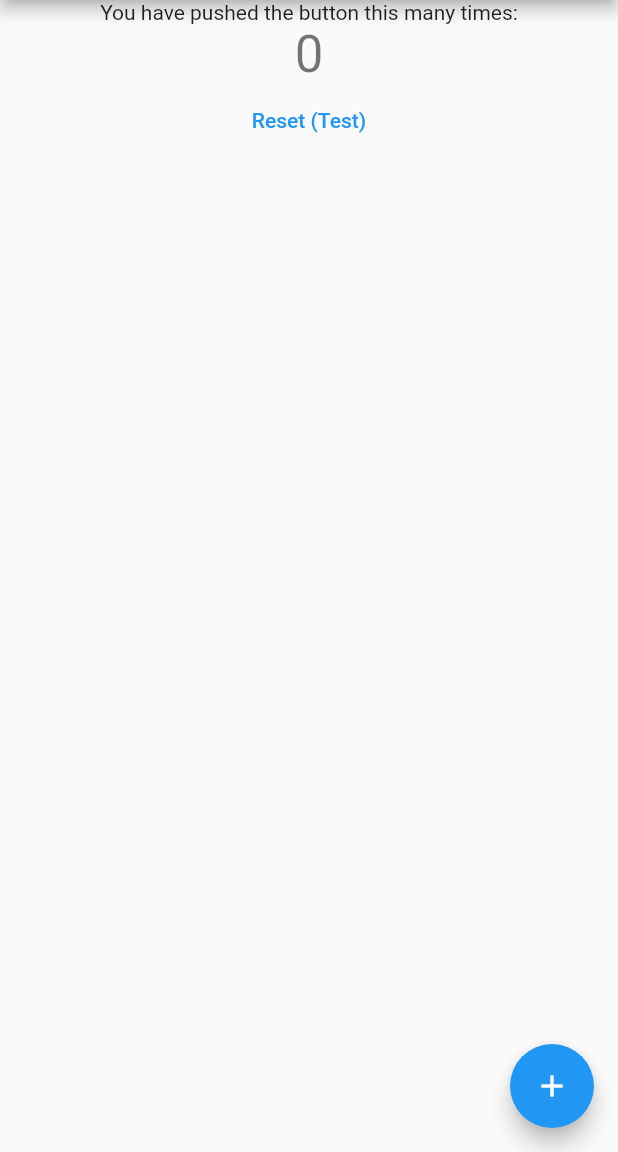
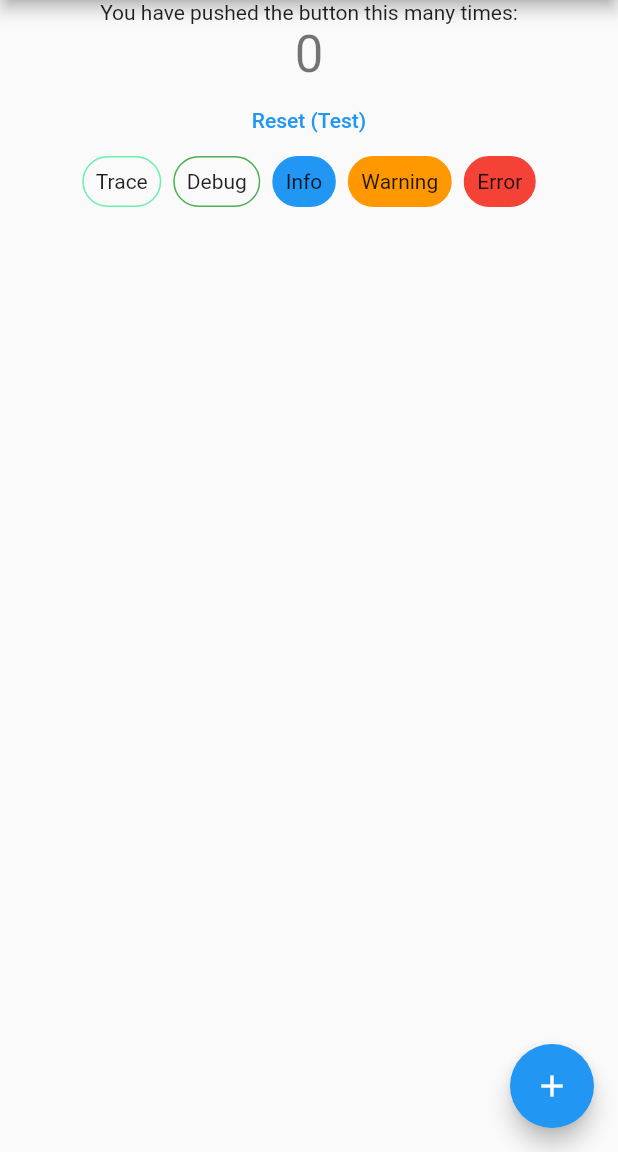
Before and after one commit to Marc-R2/com_flutter_client, a Flutter app: the screen it shows after launch, on a phone screen of 412 x 824 dp, the part 84-1236 px from its top. Run offline on Flutter 3.47's test engine with Material 2 defaults, Android fonts, the phone set to English and light mode, and no system bars; missing offline and left inert: com_client.

Commit message:
interactive_console.dart

```diff
--- a/example/lib/main.dart
+++ b/example/lib/main.dart
@@ -103,7 +103,7 @@ class _MyHomePageState extends State<MyHomePage> {
                 'Reset (Test)',
               ),
             ),
-            const Expanded(child: LogConsole()),
+            const Expanded(child: InteractiveConsole()),
           ],
         ),
       ),
--- a/lib/com_flutter_client.dart
+++ b/lib/com_flutter_client.dart
@@ -3,9 +3,12 @@ library com_flutter_client;
 export 'package:com_client/com_client.dart';
 
 import 'package:com_flutter_client/com_flutter_client.dart';
+import 'package:com_flutter_client/util/pill_select.dart';
 import 'package:flutter/material.dart';
 
 part 'console/log_console.dart';
+
+part 'console/interactive_console.dart';
 
 /// A Calculator.
 class Calculator {
--- /dev/null
+++ b/lib/console/interactive_console.dart
@@ -0,0 +1,70 @@
+part of '../com_flutter_client.dart';
+
+class InteractiveConsole extends StatefulWidget {
+  const InteractiveConsole({Key? key}) : super(key: key);
+
+  @override
+  State<InteractiveConsole> createState() => _InteractiveConsoleState();
+}
+
+class _InteractiveConsoleState extends State<InteractiveConsole> {
+  bool showTrace = false;
+  bool showDebug = false;
+  bool showInfo = true;
+  bool showWarning = true;
+  bool showError = true;
+
+  @override
+  Widget build(BuildContext context) {
+    return Column(
+      children: [
+        SingleChildScrollView(
+          scrollDirection: Axis.horizontal,
+          child: Row(
+            children: [
+              PillSelect(
+                selected: showTrace,
+                onChanged: (value) => setState(() => showTrace = value),
+                color: Colors.greenAccent,
+                child: const Text('Trace'),
+              ),
+              PillSelect(
+                selected: showDebug,
+                onChanged: (value) => setState(() => showDebug = value),
+                color: Colors.green,
+                child: const Text('Debug'),
+              ),
+              PillSelect(
+                selected: showInfo,
+                onChanged: (value) => setState(() => showInfo = value),
+                color: Colors.blue,
+                child: const Text('Info'),
+              ),
+              PillSelect(
+                selected: showWarning,
+                onChanged: (value) => setState(() => showWarning = value),
+                color: Colors.orange,
+                child: const Text('Warning'),
+              ),
+              PillSelect(
+                selected: showError,
+                onChanged: (value) => setState(() => showError = value),
+                color: Colors.red,
+                child: const Text('Error'),
+              ),
+            ],
+          ),
+        ),
+        Expanded(
+          child: LogConsole(
+            showTrace: showTrace,
+            showDebug: showDebug,
+            showInfo: showInfo,
+            showWarning: showWarning,
+            showError: showError,
+          ),
+        )
+      ],
+    );
+  }
+}
--- a/lib/console/log_console.dart
+++ b/lib/console/log_console.dart
@@ -1,17 +1,20 @@
 part of '../com_flutter_client.dart';
 
-class LogConsole extends StatefulWidget {
-  const LogConsole({Key? key}) : super(key: key);
+class LogConsole extends StatelessWidget {
+  const LogConsole({
+    this.showTrace = false,
+    this.showDebug = false,
+    this.showInfo = true,
+    this.showWarning = true,
+    this.showError = true,
+    super.key,
+  });
 
-  @override
-  State<LogConsole> createState() => _LogConsoleState();
-}
-
-class _LogConsoleState extends State<LogConsole> {
-  @override
-  void initState() {
-    super.initState();
-  }
+  final bool showTrace;
+  final bool showDebug;
+  final bool showInfo;
+  final bool showWarning;
+  final bool showError;
 
   Color? _color(int type) {
     switch (type) {
@@ -25,6 +28,14 @@ class _LogConsoleState extends State<LogConsole> {
     return null;
   }
 
+  bool filter(Message message) {
+    if (message.type == 0 && !showTrace && !showDebug) return false;
+    if (message.type == 1 && !showInfo) return false;
+    if (message.type == 2 && !showWarning) return false;
+    if (message.type == 3 && !showError) return false;
+    return true;
+  }
+
   @override
   Widget build(BuildContext context) {
     return StreamBuilder(
@@ -36,7 +47,7 @@ class _LogConsoleState extends State<LogConsole> {
           itemCount: Logger.messages.length,
           itemBuilder: (context, index) {
             final message = Logger.messages[keys[length - index - 1]];
-            if (message == null) return const SizedBox();
+            if (message == null || !filter(message)) return const SizedBox();
             return Card(
               color: _color(message.type),
               child: ListTile(
--- /dev/null
+++ b/lib/util/pill_select.dart
@@ -0,0 +1,45 @@
+import 'package:flutter/material.dart';
+
+class PillSelect extends StatelessWidget {
+  const PillSelect({
+    super.key,
+    this.selected = true,
+    this.onChanged,
+    this.child,
+    this.color = Colors.blue,
+    this.duration,
+    this.radius = 128,
+    this.innerPadding,
+    this.outerPadding,
+  });
+
+  final bool selected;
+  final Color color;
+  final void Function(bool)? onChanged;
+  final Widget? child;
+  final Duration? duration;
+  final double radius;
+  final EdgeInsets? innerPadding;
+  final EdgeInsets? outerPadding;
+
+  @override
+  Widget build(BuildContext context) {
+    return Padding(
+      padding: outerPadding ?? const EdgeInsets.symmetric(horizontal: 4),
+      child: InkWell(
+        onTap: () => onChanged?.call(!selected),
+        borderRadius: BorderRadius.circular(radius),
+        child: AnimatedContainer(
+          padding: innerPadding ?? const EdgeInsets.all(8),
+          duration: duration ?? const Duration(milliseconds: 256),
+          decoration: BoxDecoration(
+            color: selected ? color : Colors.transparent,
+            border: Border.all(color: color),
+            borderRadius: BorderRadius.circular(radius),
+          ),
+          child: child,
+        ),
+      ),
+    );
+  }
+}
```
